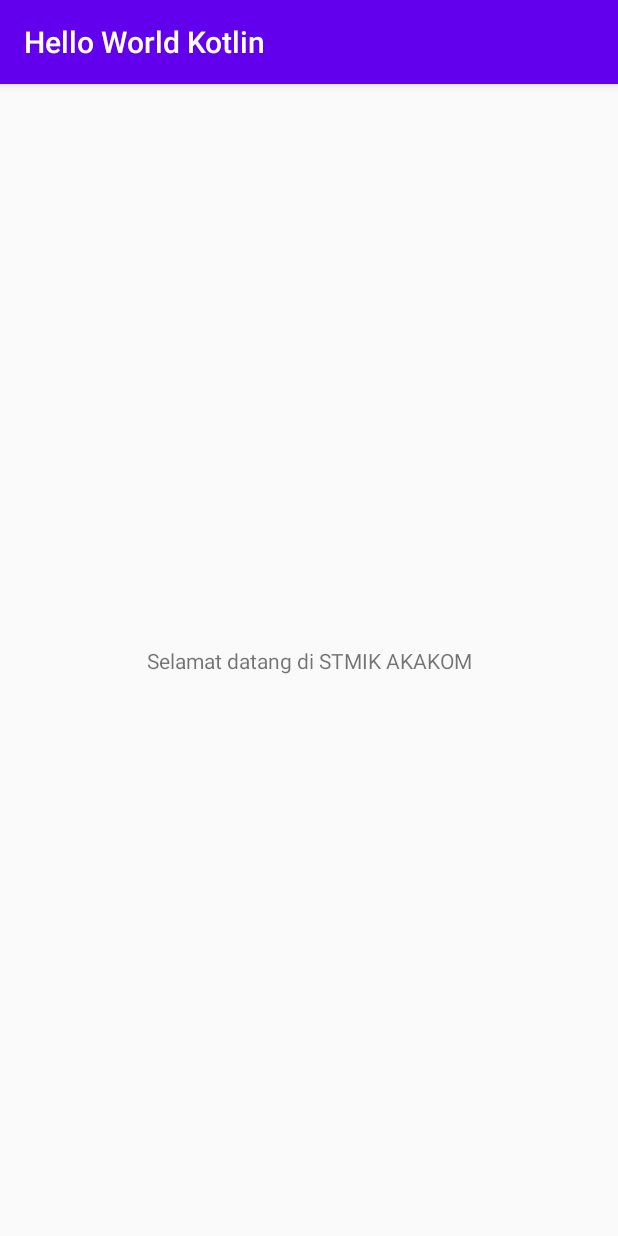
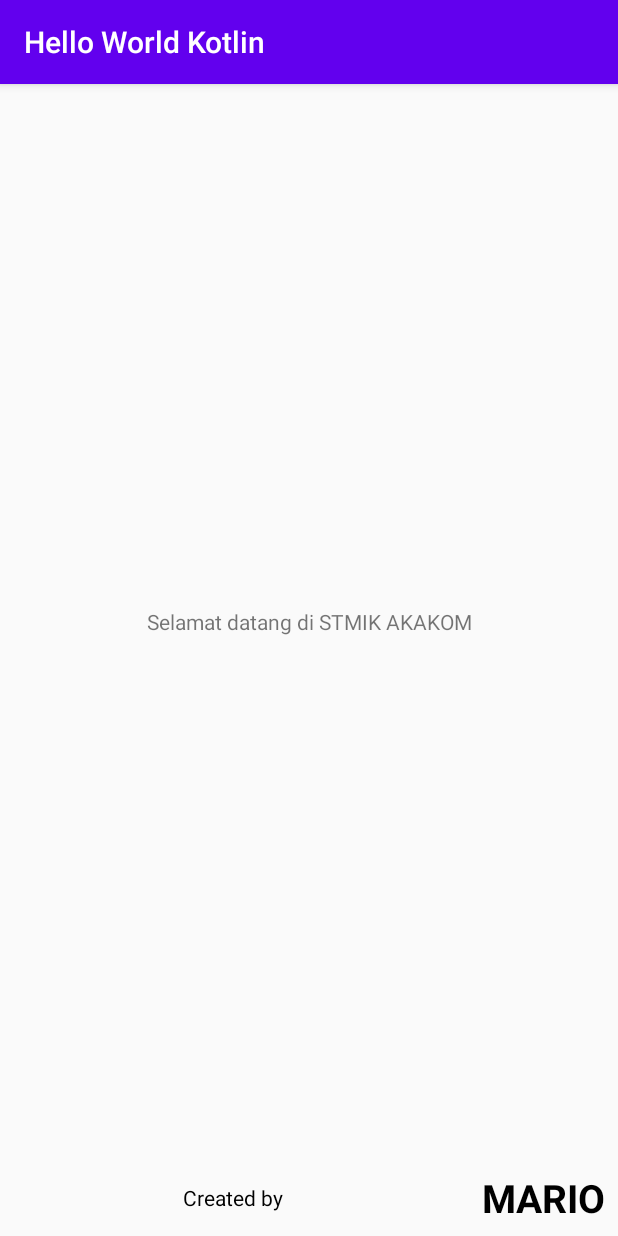
Before and after one commit to M-AR-IO/android-helloworld-kotlin, an Android app: the screen it shows after launch (MainActivity), on a phone screen of 412 x 824 dp. Run offline under Robolectric (Android 15) with nearby library versions, the phone set to English and light mode, and no system bars.

Commit message:
Latihan 3 - Tambah teks lainnya

```diff
--- a/app/src/main/res/layout/activity_main.xml
+++ b/app/src/main/res/layout/activity_main.xml
@@ -7,12 +7,37 @@
     tools:context=".MainActivity">
 
     <TextView
+        android:id="@+id/helloworld"
         android:layout_width="wrap_content"
         android:layout_height="wrap_content"
         android:text="Selamat datang di STMIK AKAKOM"
-        app:layout_constraintBottom_toBottomOf="parent"
+        app:layout_constraintBottom_toTopOf="@id/creator"
         app:layout_constraintLeft_toLeftOf="parent"
         app:layout_constraintRight_toRightOf="parent"
         app:layout_constraintTop_toTopOf="parent" />
 
+    <TextView
+        android:id="@+id/label_creator"
+        android:layout_width="0dp"
+        android:layout_height="wrap_content"
+        android:text="Created by "
+        android:textAlignment="center"
+        android:textColor="@android:color/black"
+        app:layout_constraintBottom_toBottomOf="parent"
+        app:layout_constraintTop_toTopOf="@id/creator"
+        app:layout_constraintStart_toStartOf="parent"
+        app:layout_constraintEnd_toStartOf="@id/creator"/>
+
+    <TextView
+        android:id="@+id/creator"
+        android:layout_width="wrap_content"
+        android:layout_height="wrap_content"
+        android:padding="8dp"
+        android:text="MARIO"
+        android:textStyle="bold"
+        android:textSize="26sp"
+        android:textColor="@android:color/black"
+        app:layout_constraintBottom_toBottomOf="parent"
+        app:layout_constraintEnd_toEndOf="parent"/>
+
 </androidx.constraintlayout.widget.ConstraintLayout>
```
